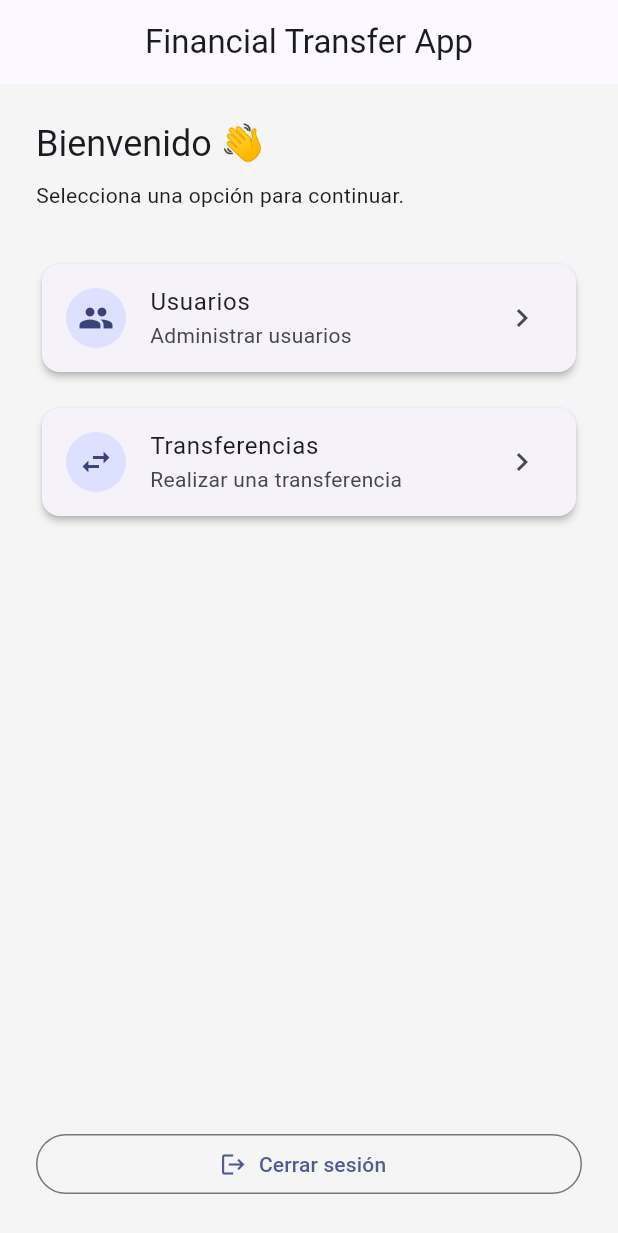
After one commit to juanes030/financial_transfer_app, a Flutter app: the HomePage screen opened by its route, on a phone screen of 412 x 824 dp. The commit adds this screen. Shown: the top 1233 px of the screen. Run offline on Flutter 3.47's test engine with Material 3 defaults, Android fonts, the phone set to English and light mode, and no system bars; our stand-ins replace bloc, equatable, flutter_bloc, get_it, go_router, injectable and 1 more; accounts and stored records are empty.

Commit message:
feat(transfers): improve transfer flow and authenticated user experience

```diff
--- a/lib/app/app.dart
+++ b/lib/app/app.dart
@@ -1,5 +1,6 @@
 import 'package:financial_transfer_app/app/router/app_router.dart';
 import 'package:financial_transfer_app/app/theme/app_theme.dart';
+import 'package:financial_transfer_app/features/auth/presentation/bloc/auth/auth_bloc.dart';
 import 'package:financial_transfer_app/features/transfers/presentation/bloc/transfer/transfer_bloc.dart';
 import 'package:financial_transfer_app/features/users/presentation/bloc/users/users_bloc.dart';
 import 'package:financial_transfer_app/injection/injection.dart';
@@ -19,6 +20,9 @@ class App extends StatelessWidget {
         BlocProvider<TransferBloc>(
           create: (_) => getIt<TransferBloc>(),
         ),
+        BlocProvider<AuthBloc>(
+          create: (_) => getIt<AuthBloc>(),
+        ),
       ],
       child: MaterialApp.router(
         debugShowCheckedModeBanner: false,
--- a/lib/app/router/app_router.dart
+++ b/lib/app/router/app_router.dart
@@ -1,4 +1,6 @@
 import 'package:financial_transfer_app/features/auth/presentation/pages/login_page.dart';
+import 'package:financial_transfer_app/features/home/presentation/pages/home_page.dart';
+import 'package:financial_transfer_app/features/transfers/presentation/pages/transfer_page.dart';
 import 'package:financial_transfer_app/features/users/presentation/pages/create_user_page.dart';
 import 'package:financial_transfer_app/features/users/presentation/pages/users_page.dart';
 import 'package:go_router/go_router.dart';
@@ -12,6 +14,10 @@ class AppRouter {
         builder: (context, state) => const LoginPage(),
       ),
       GoRoute(
+        path: '/home',
+        builder: (context, state) => const HomePage(),
+      ),
+      GoRoute(
         path: '/users',
         builder: (context, state) => const UsersPage(),
       ),
@@ -19,6 +25,10 @@ class AppRouter {
         path: '/users/create',
         builder: (context, state) => const CreateUserPage(),
       ),
+      GoRoute(
+        path: '/transfers',
+        builder: (context, state) => const TransferPage(),
+      ),
     ],
   );
 }
--- a/lib/features/auth/presentation/widgets/login_form.dart
+++ b/lib/features/auth/presentation/widgets/login_form.dart
@@ -50,7 +50,7 @@ class _LoginFormState extends State<LoginForm> {
         }
 
         if (state is AuthAuthenticated) {
-          context.go('/users');
+          context.go('/home');
         }
       },
       builder: (context, state) {
--- /dev/null
+++ b/lib/features/home/presentation/pages/home_page.dart
@@ -0,0 +1,72 @@
+import 'package:financial_transfer_app/features/home/presentation/widgets/home_menu_card.dart';
+import 'package:flutter/material.dart';
+import 'package:go_router/go_router.dart';
+
+class HomePage extends StatelessWidget {
+  const HomePage({super.key});
+
+  @override
+  Widget build(BuildContext context) {
+    return Scaffold(
+      appBar: AppBar(
+        title: const Text('Financial Transfer App'),
+        centerTitle: true,
+      ),
+      body: SafeArea(
+        child: Center(
+          child: ConstrainedBox(
+            constraints: const BoxConstraints(
+              maxWidth: 500,
+            ),
+            child: Padding(
+              padding: const EdgeInsets.all(24),
+              child: Column(
+                crossAxisAlignment: CrossAxisAlignment.stretch,
+                children: [
+                  Text(
+                    'Bienvenido 👋',
+                    style: Theme.of(context).textTheme.headlineSmall,
+                  ),
+                  const SizedBox(height: 8),
+                  Text(
+                    'Selecciona una opción para continuar.',
+                    style: Theme.of(context).textTheme.bodyMedium,
+                  ),
+                  const SizedBox(height: 32),
+
+                  HomeMenuCard(
+                    icon: Icons.people,
+                    title: 'Usuarios',
+                    subtitle: 'Administrar usuarios',
+                    onTap: () => context.push('/users'),
+                  ),
+
+                  const SizedBox(height: 16),
+
+                  HomeMenuCard(
+                    icon: Icons.swap_horiz,
+                    title: 'Transferencias',
+                    subtitle: 'Realizar una transferencia',
+                    onTap: () => context.push('/transfers'),
+                  ),
+
+                  const Spacer(),
+
+                  OutlinedButton.icon(
+                    onPressed: () {
+                      context.go('/login');
+                    },
+                    icon: const Icon(Icons.logout),
+                    label: const Text(
+                      'Cerrar sesión',
+                    ),
+                  ),
+                ],
+              ),
+            ),
+          ),
+        ),
+      ),
+    );
+  }
+}
--- /dev/null
+++ b/lib/features/home/presentation/widgets/home_menu_card.dart
@@ -0,0 +1,32 @@
+import 'package:flutter/material.dart';
+
+class HomeMenuCard extends StatelessWidget {
+  const HomeMenuCard({
+    super.key,
+    required this.icon,
+    required this.title,
+    required this.subtitle,
+    required this.onTap,
+  });
+
+  final IconData icon;
+  final String title;
+  final String subtitle;
+  final VoidCallback onTap;
+
+  @override
+  Widget build(BuildContext context) {
+    return Card(
+      elevation: 2,
+      child: ListTile(
+        leading: CircleAvatar(
+          child: Icon(icon),
+        ),
+        title: Text(title),
+        subtitle: Text(subtitle),
+        trailing: const Icon(Icons.chevron_right),
+        onTap: onTap,
+      ),
+    );
+  }
+}
```
Also changed, not shown: lib/features/auth/presentation/pages/login_page.dart (+1 -7 lines), lib/features/transfers/presentation/widgets/source_account_card.dart (added, +36 -0 lines), lib/features/transfers/presentation/widgets/transfer_form.dart (+24 -12 lines), lib/features/transfers/presentation/widgets/user_dropdown.dart (+19 -13 lines), lib/injection/injection.config.dart.
